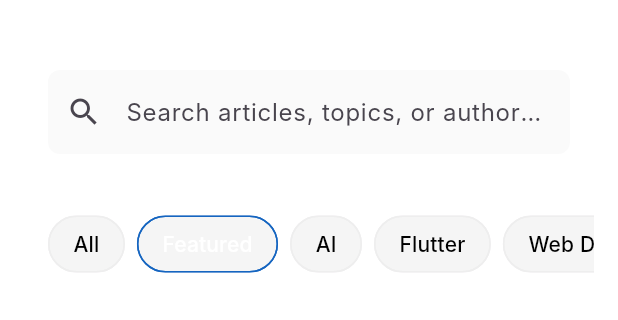
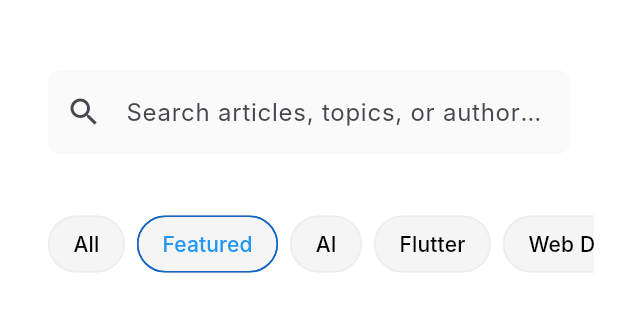
Before and after one commit to JesutoniAderibigbe/techread_showcase, a Flutter app: the screen it shows after launch, on a phone screen of 412 x 824 dp, the part 62-382 px from its top. Run offline on Flutter 3.47's test engine with Material 3 defaults, Android fonts, the light colour scheme and no system bars; missing offline and left inert: widgetbook, widgetbook_annotation; network calls fail; Roboto replaces fonts that are missing (Inter).

Commit message:
fix: change chip select color to blue

```diff
--- a/lib/src/ui/home_screen.dart
+++ b/lib/src/ui/home_screen.dart
@@ -114,7 +114,7 @@ class _HomePageState extends State<HomePage> {
                   backgroundColor: Colors.grey[100],
                   selectedColor: Colors.blue[800],
                   labelStyle: TextStyle(
-                    color: isSelected ? Colors.white : Colors.black,
+                    color: isSelected ? Colors.blue : Colors.black,
                   ),
                   shape: RoundedRectangleBorder(
                     borderRadius: BorderRadius.circular(20.0),
```
